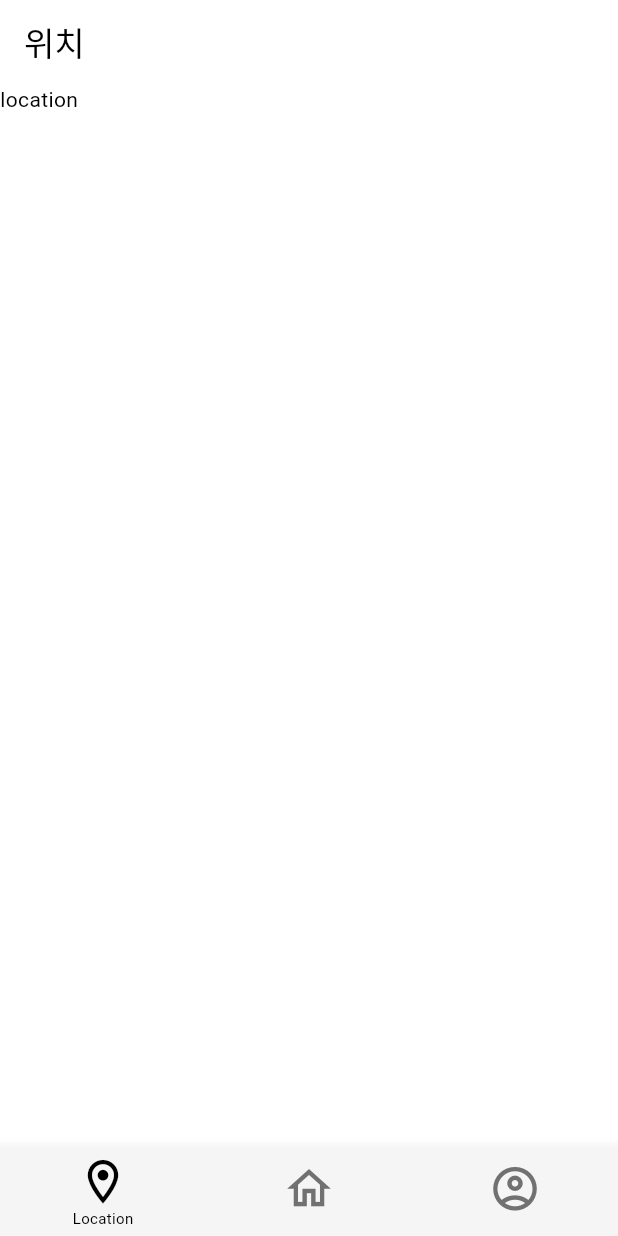
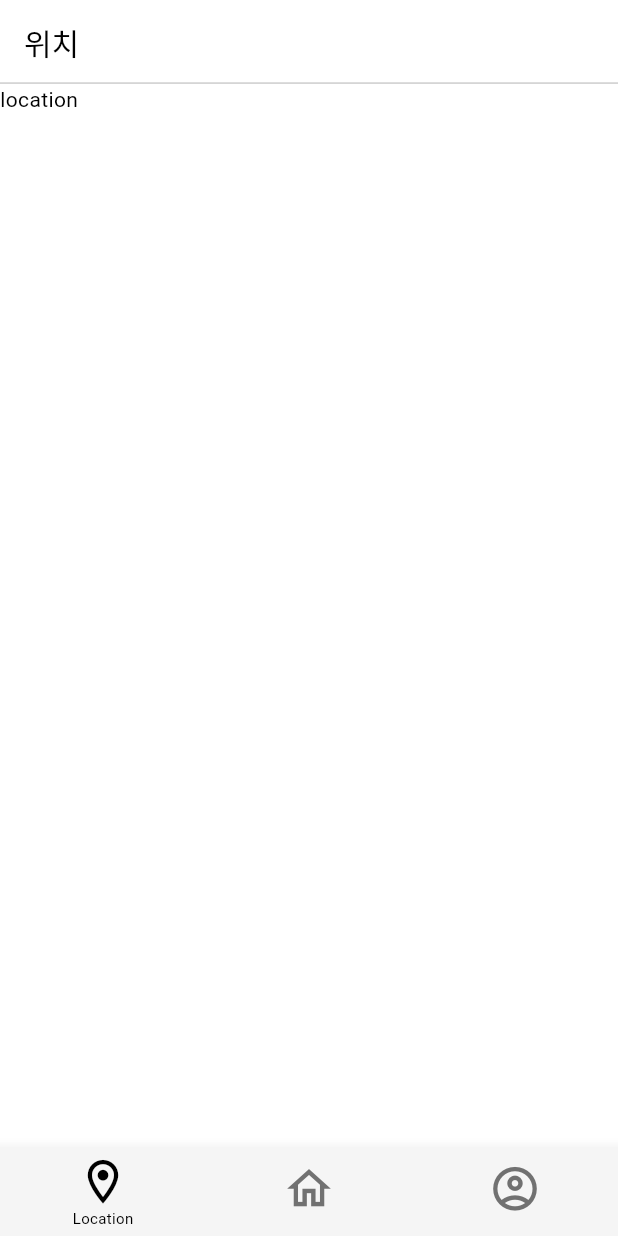
Before and after one commit to AntiHeimer/front, a Flutter app: the screen it shows after launch, on a phone screen of 412 x 824 dp. Run offline on Flutter 3.47's test engine with Material 3 defaults, Android fonts, the phone set to English and light mode, and no system bars.

Commit message:
app bar customize

```diff
--- a/lib/Location/page/location_page.dart
+++ b/lib/Location/page/location_page.dart
@@ -13,7 +13,16 @@ class _LocationPageState extends State<LocationPage> {
   @override
   Widget build(BuildContext context) {
     return Scaffold(
-      appBar: AppBar(title: const Text('위치')),
+      appBar: AppBar(
+        title: const Text(
+          '위치',
+          style: TextStyle(fontSize: 20),
+        ),
+        shape: const Border(
+          bottom:
+              BorderSide(color: Color.fromRGBO(213, 213, 213, 1), width: 1.2),
+        ),
+      ),
       body: Text('location'),
     );
   }
--- a/lib/main.dart
+++ b/lib/main.dart
@@ -2,10 +2,10 @@ import 'package:anti_heimer/Account/page/account_page.dart';
 import 'package:anti_heimer/Home/page/home_page.dart';
 import 'package:anti_heimer/Location/page/location_page.dart';
 import 'package:flutter/material.dart';
-import 'package:flutter_dotenv/flutter_dotenv.dart';
+// import 'package:flutter_dotenv/flutter_dotenv.dart';
 
 void main() async {
-  // await dotenv.load(fileName: '../../.env');
+  // await dotenv.load(fileName: 'assets/config/.env');
   runApp(MyApp());
 }
 
```
Also changed, not shown: lib/Account/page/account_page.dart (+10 -1 lines), lib/Home/page/home_page.dart (+10 -1 lines), lib/Login/page/login_page.dart (added, +19 -0 lines).
